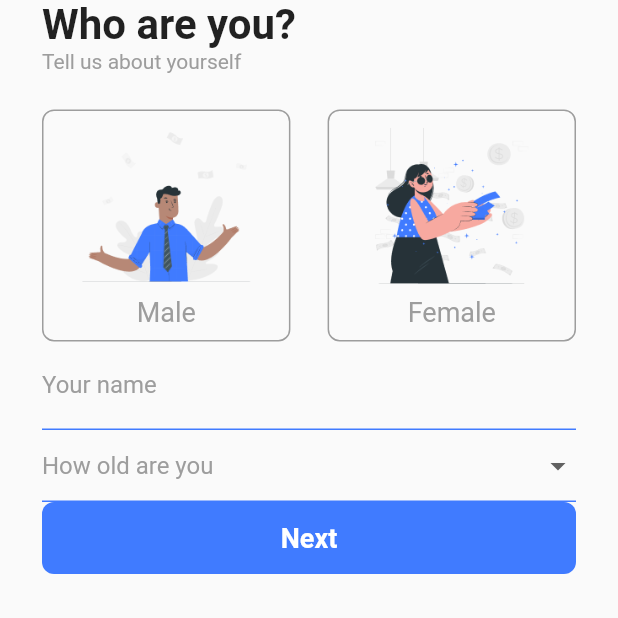
After one commit to sirirakwitoon/voca, a Flutter app: the screen it shows after launch, after a tap on "Get started", on a phone screen of 412 x 824 dp, the top half of it. The commit adds this screen. Run offline on Flutter 3.47's test engine with Material 2 defaults, Android fonts, the phone set to English and light mode, and no system bars; our stand-ins replace get.

Commit message:
add information page

```diff
--- a/lib/main.dart
+++ b/lib/main.dart
@@ -1,4 +1,6 @@
 import 'package:flutter/material.dart';
+import 'package:get/route_manager.dart';
+import 'package:voca/routes.dart';
 import 'package:voca/screen/welcome.dart';
 
 void main() {
@@ -9,7 +11,7 @@ class MyApp extends StatelessWidget {
   // This widget is the root of your application.
   @override
   Widget build(BuildContext context) {
-    return MaterialApp(
+    return GetMaterialApp(
       title: 'Flutter Demo',
       debugShowCheckedModeBanner: false,
       theme: ThemeData(
@@ -24,7 +26,8 @@ class MyApp extends StatelessWidget {
         // is not restarted.
         primarySwatch: Colors.blue,
       ),
-      home: WelcomePage()
+      home: WelcomePage(),
+      getPages: Routes.getPages(),
     );
   }
 }
--- /dev/null
+++ b/lib/routes.dart
@@ -0,0 +1,9 @@
+import 'package:get/route_manager.dart';
+import 'package:voca/screen/information.dart';
+
+class Routes {
+  static const informationPage = "/information";
+  static List<GetPage> getPages() {
+    return [GetPage(name: informationPage, page: () => InformationPage())];
+  }
+}
--- /dev/null
+++ b/lib/screen/information.dart
@@ -0,0 +1,189 @@
+import 'package:flutter/cupertino.dart';
+import 'package:flutter/material.dart';
+import 'package:flutter/services.dart';
+import 'package:get/get.dart';
+
+class InformationPage extends StatefulWidget {
+  InformationPage({Key? key}) : super(key: key);
+
+  @override
+  _InformationPageState createState() => _InformationPageState();
+}
+
+class _InformationPageState extends State<InformationPage> {
+  @override
+  Widget build(BuildContext context) {
+    return Scaffold(
+      body: GestureDetector(
+        behavior: HitTestBehavior.translucent,
+        onTap: () => Get.focusScope!.unfocus(),
+        child: Padding(
+          padding: EdgeInsets.only(
+              left: 28, right: 28, bottom: 36, top: Get.statusBarHeight / 2),
+          child: Column(
+            crossAxisAlignment: CrossAxisAlignment.start,
+            children: [
+              buildTitlePage(),
+              buildGenderSelection(),
+              inputName(),
+              ageSelect(),
+              nextButton()
+            ],
+          ),
+        ),
+      ),
+    );
+  }
+
+  DropdownButtonFormField<int> ageSelect() {
+    return DropdownButtonFormField(
+      onChanged: (Value) {
+        setState(() => {});
+      },
+      hint: Text(
+        "How old are you",
+        style: TextStyle(color: Color(0xff9d9d9d)),
+      ),
+      decoration: InputDecoration(
+        focusedBorder: UnderlineInputBorder(
+          borderSide: BorderSide(
+            color: Color(0xff407bff),
+          ),
+        ),
+        enabledBorder: UnderlineInputBorder(
+          borderSide: BorderSide(
+            color: Color(0xff407bff),
+          ),
+        ),
+        labelStyle: TextStyle(
+          color: Color(0xff9d9d9d),
+        ),
+      ),
+      items: [
+        DropdownMenuItem(
+          child: Text("10-15"),
+          value: 0,
+        ),
+        DropdownMenuItem(
+          child: Text("16-20"),
+          value: 1,
+        ),
+        DropdownMenuItem(
+          child: Text("21-25"),
+          value: 2,
+        ),
+        DropdownMenuItem(
+          child: Text("21-25"),
+          value: 3,
+        ),
+        DropdownMenuItem(
+          child: Text("21-25"),
+          value: 4,
+        ),
+      ],
+    );
+  }
+
+  TextFormField inputName() {
+    return TextFormField(
+      decoration: InputDecoration(
+        focusedBorder: UnderlineInputBorder(
+          borderSide: BorderSide(
+            color: Color(0xff407bff),
+          ),
+        ),
+        enabledBorder: UnderlineInputBorder(
+          borderSide: BorderSide(
+            color: Color(0xff407bff),
+          ),
+        ),
+        labelText: "Your name",
+        labelStyle: TextStyle(
+          color: Color(0xff9d9d9d),
+        ),
+      ),
+    );
+  }
+
+  Widget buildGenderSelection() {
+    return Container(
+      margin: EdgeInsets.only(top: 24),
+      child: Row(
+        mainAxisAlignment: MainAxisAlignment.spaceBetween,
+        children: [
+          getGenderSelect("assets/male.png", "Male"),
+          getGenderSelect("assets/female.png", "Female"),
+          // getGenderSelectFemale(),
+        ],
+      ),
+    );
+  }
+
+  Container getGenderSelect(String path, String gender) {
+    return Container(
+      padding: EdgeInsets.only(left: 20, right: 20, bottom: 8),
+      decoration: BoxDecoration(
+        borderRadius: BorderRadius.circular(8),
+        border: Border.all(
+          color: Color(0xff9d9d9d),
+          width: 1,
+        ),
+      ),
+      child: Column(
+        children: [
+          Image.asset(
+            path,
+            width: Get.width * 0.3,
+          ),
+          Text(
+            gender,
+            style: TextStyle(
+              fontSize: 18,
+              color: Color(
+                0xff9d9d9d,
+              ),
+            ),
+          )
+        ],
+      ),
+    );
+  }
+
+  Column buildTitlePage() {
+    return Column(
+      crossAxisAlignment: CrossAxisAlignment.start,
+      children: [
+        Text(
+          "Who are you?",
+          style: TextStyle(fontSize: 28, fontWeight: FontWeight.bold),
+        ),
+        Text(
+          "Tell us about yourself",
+          style: TextStyle(fontSize: 14, color: Color(0xff9d9d9d)),
+        ),
+      ],
+    );
+  }
+
+  Widget nextButton() {
+    return GestureDetector(
+      child: Container(
+        key: Key("next-button"),
+        alignment: Alignment.center,
+        height: 48,
+        decoration: BoxDecoration(
+          color: Color(0xff407bff),
+          borderRadius: BorderRadius.circular(8),
+        ),
+        child: Text(
+          "Next",
+          style: TextStyle(
+            color: Colors.white,
+            fontWeight: FontWeight.bold,
+            fontSize: 18,
+          ),
+        ),
+      ),
+    );
+  }
+}
--- a/lib/screen/welcome.dart
+++ b/lib/screen/welcome.dart
@@ -1,6 +1,7 @@
 import 'package:flutter/cupertino.dart';
 import 'package:flutter/material.dart';
 import 'package:get/get.dart';
+import 'package:voca/routes.dart';
 
 class WelcomePage extends StatefulWidget {
   WelcomePage({Key? key}) : super(key: key);
@@ -77,8 +78,12 @@ class _WelcomePageState extends State<WelcomePage> {
   }
 
   Widget buildNextButton() {
-    return Container(
-      key:Key("next-button"),
+    return GestureDetector(
+      onTap: () {
+        Get.toNamed(Routes.informationPage);
+      },
+      child: Container(
+        key: Key("next-button"),
         alignment: Alignment.center,
         height: buttonHeight,
         decoration: BoxDecoration(
@@ -93,6 +98,7 @@ class _WelcomePageState extends State<WelcomePage> {
             fontSize: 18,
           ),
         ),
+      ),
     );
   }
 }
```
Also changed, not shown: assets/female.png (added), assets/male.png (added). Lines whose indentation alone changed are shown as unchanged.
